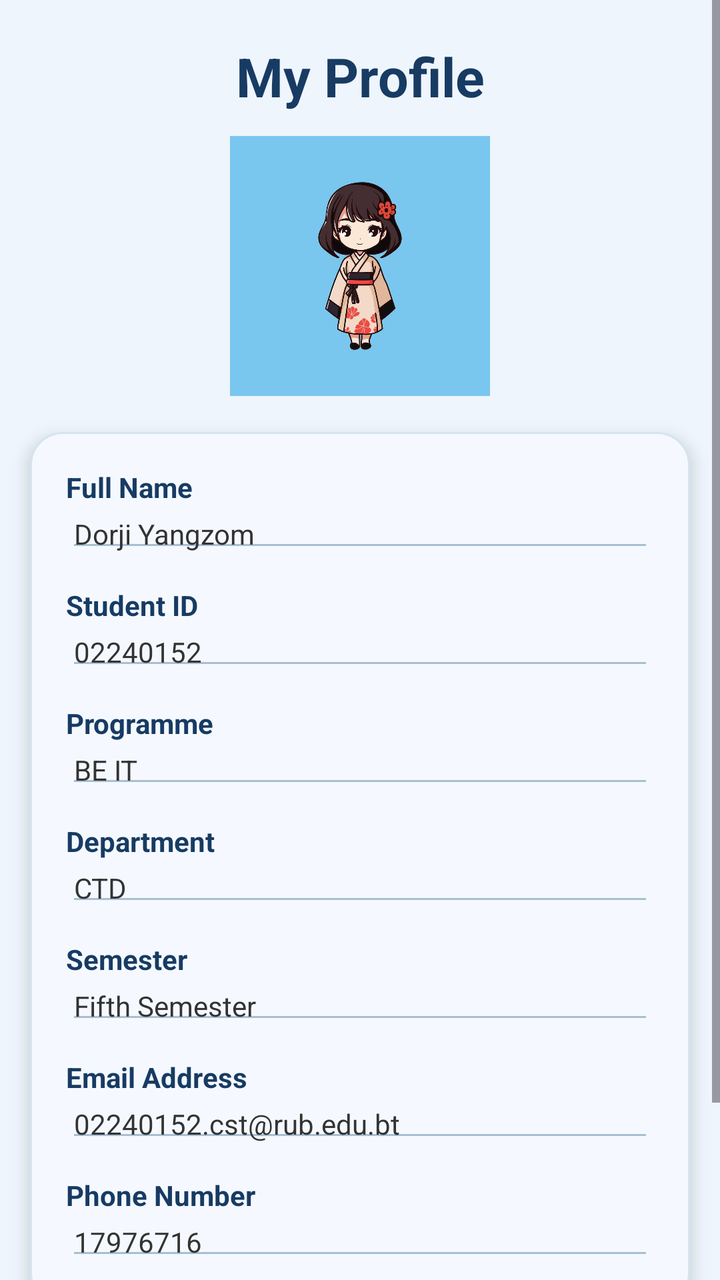
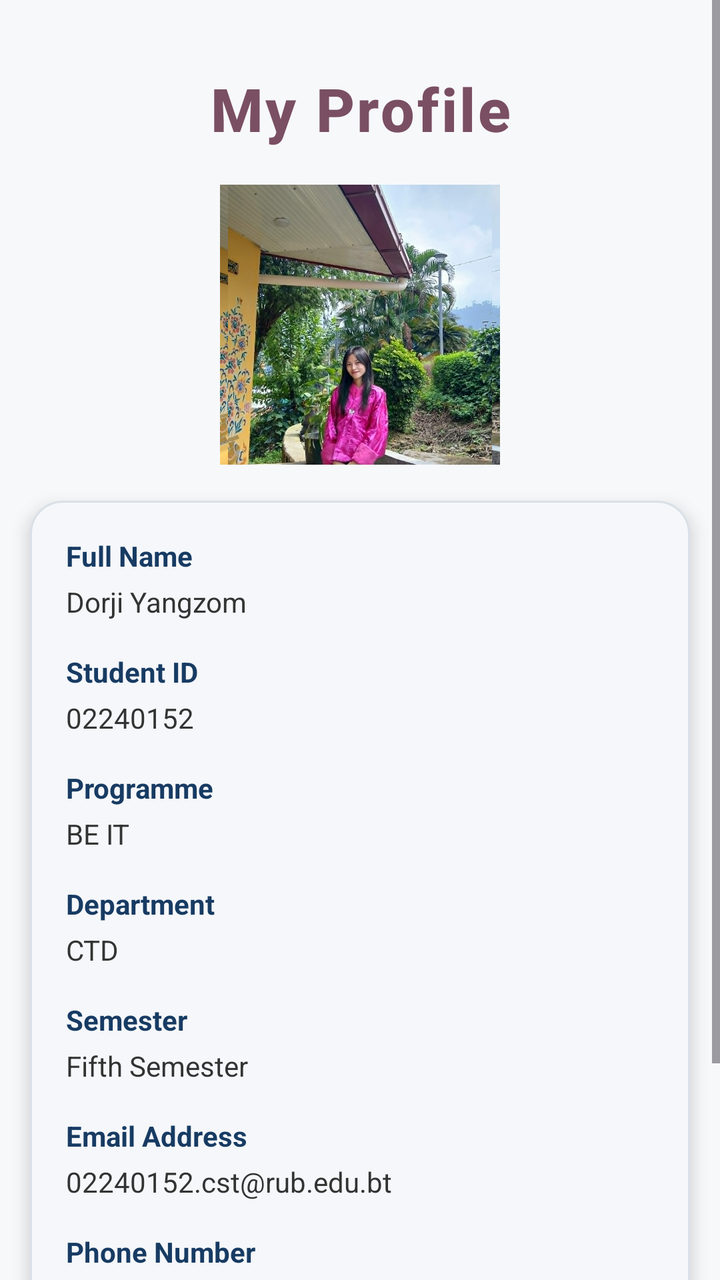

Screens rendered from an Android XML layout before and after an edit, with the pre-edit source and the edit as a unified diff.
<!-- AndroidManifest.xml: application theme Theme.StudentProfileApplication -->
<!-- res/layout/activity_main.xml -->
<?xml version="1.0" encoding="utf-8"?>
<ScrollView
    xmlns:android="http://schemas.android.com/apk/res/android"
    xmlns:app="http://schemas.android.com/apk/res-auto"
    xmlns:tools="http://schemas.android.com/tools"
    android:id="@+id/main"
    android:layout_width="match_parent"
    android:layout_height="match_parent"
    android:background="#EEF5FC"
    android:fillViewport="true"
    tools:context=".MainActivity">

    <LinearLayout
        android:layout_width="match_parent"
        android:layout_height="wrap_content"
        android:orientation="vertical"
        android:gravity="center_horizontal"
        android:paddingTop="20dp"
        android:paddingBottom="24dp">

        

        <TextView
            android:id="@+id/tvTitle"
            android:layout_width="match_parent"
            android:layout_height="wrap_content"
            android:gravity="center"
            android:text="My Profile"
            android:textColor="#173B63"
            android:textSize="27sp"
            android:textStyle="bold" />


        

        <ImageView
            android:id="@+id/profileImage"
            android:layout_width="130dp"
            android:layout_height="130dp"
            android:layout_marginTop="12dp"
            android:layout_marginBottom="18dp"
            android:background="@drawable/profile"
            android:clipToOutline="true"
            android:contentDescription="Student Profile Picture"
            android:padding="4dp"
            android:scaleType="centerCrop"
            app:srcCompat="@drawable/profile" />


        

        <LinearLayout
            android:id="@+id/detailsBox"
            android:layout_width="330dp"
            android:layout_height="wrap_content"
            android:orientation="vertical"
            android:background="@drawable/details_box"
            android:elevation="5dp"
            android:padding="18dp">


            

            <TextView
                android:id="@+id/tvFullName"
                android:layout_width="wrap_content"
                android:layout_height="wrap_content"
                android:text="Full Name"
                android:textColor="#173B63"
                android:textSize="14sp"
                android:textStyle="bold" />

            <EditText
                android:id="@+id/etFullName"
                android:layout_width="match_parent"
                android:layout_height="wrap_content"
                android:layout_marginBottom="8dp"
                android:backgroundTint="#A9BED2"
                android:hint="Enter your full name"
                android:inputType="textPersonName"
                android:paddingTop="4dp"
                android:paddingBottom="4dp"
                android:text="Dorji Yangzom"
                android:textColor="#333333"
                android:textSize="14sp" />


            

            <TextView
                android:id="@+id/tvStudentId"
                android:layout_width="wrap_content"
                android:layout_height="wrap_content"
                android:layout_marginTop="4dp"
                android:text="Student ID"
                android:textColor="#173B63"
                android:textSize="14sp"
                android:textStyle="bold" />

            <EditText
                android:id="@+id/etStudentId"
                android:layout_width="match_parent"
                android:layout_height="wrap_content"
                android:layout_marginBottom="8dp"
                android:backgroundTint="#A9BED2"
                android:hint="Enter your student ID"
                android:inputType="text"
                android:paddingTop="4dp"
                android:paddingBottom="4dp"
                android:text="02240152"
                android:textColor="#333333"
                android:textSize="14sp" />


            

            <TextView
                android:id="@+id/tvProgramme"
                android:layout_width="wrap_content"
                android:layout_height="wrap_content"
                android:layout_marginTop="4dp"
                android:text="Programme"
                android:textColor="#173B63"
                android:textSize="14sp"
                android:textStyle="bold" />

            <EditText
                android:id="@+id/etProgramme"
                android:layout_width="match_parent"
                android:layout_height="wrap_content"
                android:layout_marginBottom="8dp"
                android:backgroundTint="#A9BED2"
                android:hint="Enter your programme"
                android:inputType="text"
                android:paddingTop="4dp"
                android:paddingBottom="4dp"
                android:text="BE IT"
                android:textColor="#333333"
                android:textSize="14sp" />


            

            <TextView
                android:id="@+id/tvDepartment"
                android:layout_width="wrap_content"
                android:layout_height="wrap_content"
                android:layout_marginTop="4dp"
                android:text="Department"
                android:textColor="#173B63"
                android:textSize="14sp"
                android:textStyle="bold" />

            <EditText
                android:id="@+id/etDepartment"
                android:layout_width="match_parent"
                android:layout_height="wrap_content"
                android:layout_marginBottom="8dp"
                android:backgroundTint="#A9BED2"
                android:hint="Enter your department"
                android:inputType="text"
                android:paddingTop="4dp"
                android:paddingBottom="4dp"
                android:text="CTD"
                android:textColor="#333333"
                android:textSize="14sp" />


            

            <TextView
                android:id="@+id/tvSemester"
                android:layout_width="wrap_content"
                android:layout_height="wrap_content"
                android:layout_marginTop="4dp"
                android:text="Semester"
                android:textColor="#173B63"
                android:textSize="14sp"
                android:textStyle="bold" />

            <EditText
                android:id="@+id/etSemester"
                android:layout_width="match_parent"
                android:layout_height="wrap_content"
                android:layout_marginBottom="8dp"
                android:backgroundTint="#A9BED2"
                android:hint="Enter your semester"
                android:inputType="text"
                android:paddingTop="4dp"
                android:paddingBottom="4dp"
                android:text="Fifth Semester"
                android:textColor="#333333"
                android:textSize="14sp" />


            

            <TextView
                android:id="@+id/tvEmail"
                android:layout_width="wrap_content"
                android:layout_height="wrap_content"
                android:layout_marginTop="4dp"
                android:text="Email Address"
                android:textColor="#173B63"
                android:textSize="14sp"
                android:textStyle="bold" />

            <EditText
                android:id="@+id/etEmail"
                android:layout_width="match_parent"
                android:layout_height="wrap_content"
                android:layout_marginBottom="8dp"
                android:backgroundTint="#A9BED2"
                android:hint="Enter your email address"
                android:inputType="textEmailAddress"
                android:paddingTop="4dp"
                android:paddingBottom="4dp"
                android:text="02240152.cst@rub.edu.bt"
                android:textColor="#333333"
                android:textSize="14sp" />


            

            <TextView
                android:id="@+id/tvPhone"
                android:layout_width="wrap_content"
                android:layout_height="wrap_content"
                android:layout_marginTop="4dp"
                android:text="Phone Number"
                android:textColor="#173B63"
                android:textSize="14sp"
                android:textStyle="bold" />

            <EditText
                android:id="@+id/etPhone"
                android:layout_width="match_parent"
                android:layout_height="wrap_content"
                android:backgroundTint="#A9BED2"
                android:hint="Enter your phone number"
                android:inputType="phone"
                android:paddingTop="4dp"
                android:paddingBottom="4dp"
                android:text="17976716"
                android:textColor="#333333"
                android:textSize="14sp" />

        </LinearLayout>


        

        <LinearLayout
            android:layout_width="330dp"
            android:layout_height="wrap_content"
            android:layout_marginTop="18dp"
            android:orientation="horizontal"
            android:gravity="center">

            <Button
                android:id="@+id/btnSave"
                android:layout_width="0dp"
                android:layout_height="48dp"
                android:layout_weight="1"
                android:layout_marginEnd="5dp"
                android:backgroundTint="#3E8E7E"
                android:text="Save"
                android:textColor="#FFFFFF"
                android:textStyle="bold" />

            <Button
                android:id="@+id/btnClear"
                android:layout_width="0dp"
                android:layout_height="48dp"
                android:layout_weight="1"
                android:layout_marginStart="5dp"
                android:layout_marginEnd="5dp"
                android:backgroundTint="#8395A7"
                android:text="Clear"
                android:textColor="#FFFFFF"
                android:textStyle="bold" />

            <Button
                android:id="@+id/btnEdit"
                android:layout_width="0dp"
                android:layout_height="48dp"
                android:layout_weight="1"
                android:layout_marginStart="5dp"
                android:backgroundTint="#4777B3"
                android:text="Edit"
                android:textColor="#FFFFFF"
                android:textStyle="bold" />

        </LinearLayout>

    </LinearLayout>

</ScrollView>
<!-- resources referenced by this layout -->
<resources>
  <!-- drawable details_box (drawable) -->
  <?xml version="1.0" encoding="utf-8"?>
  <shape xmlns:android="http://schemas.android.com/apk/res/android">
  
      <solid android:color="#F5F9FF" />
  
      <corners android:radius="16dp" />
  
      <stroke
          android:width="1dp"
          android:color="#D6E4F0" />
  
      <padding
          android:left="12dp"
          android:top="12dp"
          android:right="12dp"
          android:bottom="12dp" />
  
  </shape>
  <!-- drawable profile: jpg bitmap (drawable, 35469 bytes) -->
  <style name="Theme.StudentProfileApplication" parent="Base.Theme.StudentProfileApplication" />
  <style name="Base.Theme.StudentProfileApplication" parent="Theme.Material3.DayNight.NoActionBar">
          
          
      </style>
</resources>

<!-- the commit's change to res/layout/activity_main.xml (unified diff, before → after) -->
@@ -1,20 +1,19 @@
 <?xml version="1.0" encoding="utf-8"?>
-<ScrollView
-    xmlns:android="http://schemas.android.com/apk/res/android"
+<ScrollView xmlns:android="http://schemas.android.com/apk/res/android"
     xmlns:app="http://schemas.android.com/apk/res-auto"
     xmlns:tools="http://schemas.android.com/tools"
     android:id="@+id/main"
     android:layout_width="match_parent"
     android:layout_height="match_parent"
-    android:background="#EEF5FC"
+    android:background="#F7F8FA"
     android:fillViewport="true"
     tools:context=".MainActivity">
 
     <LinearLayout
         android:layout_width="match_parent"
         android:layout_height="wrap_content"
+        android:gravity="center_horizontal"
         android:orientation="vertical"
-        android:gravity="center_horizontal"
         android:paddingTop="20dp"
         android:paddingBottom="24dp">
 
@@ -22,22 +21,31 @@
 
         <TextView
             android:id="@+id/tvTitle"
-            android:layout_width="match_parent"
+            android:layout_width="wrap_content"
+            android:layout_marginTop="4dp"
             android:layout_height="wrap_content"
             android:gravity="center"
             android:text="My Profile"
-            android:textColor="#173B63"
-            android:textSize="27sp"
-            android:textStyle="bold" />
+            android:paddingLeft="28dp"
+            android:paddingRight="28dp"
+            android:paddingTop="10dp"
+            android:paddingBottom="10dp"
+            android:textColor="#7A4F63"
+            android:letterSpacing="0.04"
+            android:textSize="30sp"
+            android:textStyle="bold"
+            android:fontFamily="sans-serif-medium"
+            android:layout_marginBottom="6dp"/>
 
 
         
 
         <ImageView
             android:id="@+id/profileImage"
-            android:layout_width="130dp"
-            android:layout_height="130dp"
-            android:layout_marginTop="12dp"
+            android:layout_width="140dp"
+            android:layout_height="140dp"
+            android:layout_gravity="center_horizontal"
+            android:layout_marginTop="2dp"
             android:layout_marginBottom="18dp"
             android:background="@drawable/profile"
             android:clipToOutline="true"
@@ -49,13 +57,16 @@
 
         
 
+
+        
+
         <LinearLayout
             android:id="@+id/detailsBox"
             android:layout_width="330dp"
             android:layout_height="wrap_content"
-            android:orientation="vertical"
             android:background="@drawable/details_box"
             android:elevation="5dp"
+            android:orientation="vertical"
             android:padding="18dp">
 
 
@@ -75,7 +86,7 @@
                 android:layout_width="match_parent"
                 android:layout_height="wrap_content"
                 android:layout_marginBottom="8dp"
-                android:backgroundTint="#A9BED2"
+                android:background="@null"
                 android:hint="Enter your full name"
                 android:inputType="textPersonName"
                 android:paddingTop="4dp"
@@ -102,7 +113,7 @@
                 android:layout_width="match_parent"
                 android:layout_height="wrap_content"
                 android:layout_marginBottom="8dp"
-                android:backgroundTint="#A9BED2"
+                android:background="@null"
                 android:hint="Enter your student ID"
                 android:inputType="text"
                 android:paddingTop="4dp"
@@ -129,7 +140,7 @@
                 android:layout_width="match_parent"
                 android:layout_height="wrap_content"
                 android:layout_marginBottom="8dp"
-                android:backgroundTint="#A9BED2"
+                android:background="@null"
                 android:hint="Enter your programme"
                 android:inputType="text"
                 android:paddingTop="4dp"
@@ -156,7 +167,7 @@
                 android:layout_width="match_parent"
                 android:layout_height="wrap_content"
                 android:layout_marginBottom="8dp"
-                android:backgroundTint="#A9BED2"
+                android:background="@null"
                 android:hint="Enter your department"
                 android:inputType="text"
                 android:paddingTop="4dp"
@@ -183,7 +194,7 @@
                 android:layout_width="match_parent"
                 android:layout_height="wrap_content"
                 android:layout_marginBottom="8dp"
-                android:backgroundTint="#A9BED2"
+                android:background="@null"
                 android:hint="Enter your semester"
                 android:inputType="text"
                 android:paddingTop="4dp"
@@ -210,7 +221,7 @@
                 android:layout_width="match_parent"
                 android:layout_height="wrap_content"
                 android:layout_marginBottom="8dp"
-                android:backgroundTint="#A9BED2"
+                android:background="@null"
                 android:hint="Enter your email address"
                 android:inputType="textEmailAddress"
                 android:paddingTop="4dp"
@@ -236,7 +247,7 @@
                 android:id="@+id/etPhone"
                 android:layout_width="match_parent"
                 android:layout_height="wrap_content"
-                android:backgroundTint="#A9BED2"
+                android:background="@null"
                 android:hint="Enter your phone number"
                 android:inputType="phone"
                 android:paddingTop="4dp"
@@ -246,23 +257,20 @@
                 android:textSize="14sp" />
 
         </LinearLayout>
-
-
-        
 
         <LinearLayout
             android:layout_width="330dp"
             android:layout_height="wrap_content"
             android:layout_marginTop="18dp"
-            android:orientation="horizontal"
-            android:gravity="center">
+            android:gravity="center"
+            android:orientation="horizontal">
 
             <Button
                 android:id="@+id/btnSave"
                 android:layout_width="0dp"
                 android:layout_height="48dp"
+                android:layout_marginEnd="5dp"
                 android:layout_weight="1"
-                android:layout_marginEnd="5dp"
                 android:backgroundTint="#3E8E7E"
                 android:text="Save"
                 android:textColor="#FFFFFF"
@@ -272,9 +280,9 @@
                 android:id="@+id/btnClear"
                 android:layout_width="0dp"
                 android:layout_height="48dp"
-                android:layout_weight="1"
                 android:layout_marginStart="5dp"
                 android:layout_marginEnd="5dp"
+                android:layout_weight="1"
                 android:backgroundTint="#8395A7"
                 android:text="Clear"
                 android:textColor="#FFFFFF"
@@ -284,8 +292,8 @@
                 android:id="@+id/btnEdit"
                 android:layout_width="0dp"
                 android:layout_height="48dp"
+                android:layout_marginStart="5dp"
                 android:layout_weight="1"
-                android:layout_marginStart="5dp"
                 android:backgroundTint="#4777B3"
                 android:text="Edit"
                 android:textColor="#FFFFFF"
<!-- resource entries referenced after the edit -->
@@ -4,13 +4,13 @@
   <?xml version="1.0" encoding="utf-8"?>
   <shape xmlns:android="http://schemas.android.com/apk/res/android">
   
-      <solid android:color="#F5F9FF" />
+      <solid android:color="#F5F7FA" />
   
       <corners android:radius="16dp" />
   
       <stroke
           android:width="1dp"
-          android:color="#D6E4F0" />
+          android:color="#D9E0E7" />
   
       <padding
           android:left="12dp"
@@ -19,7 +19,7 @@
           android:bottom="12dp" />
   
   </shape>
-  <!-- drawable profile: jpg bitmap (drawable, 35469 bytes) -->
+  <!-- drawable profile: jpg bitmap (drawable, 114063 bytes) -->
   <style name="Theme.StudentProfileApplication" parent="Base.Theme.StudentProfileApplication" />
   <style name="Base.Theme.StudentProfileApplication" parent="Theme.Material3.DayNight.NoActionBar">
           
